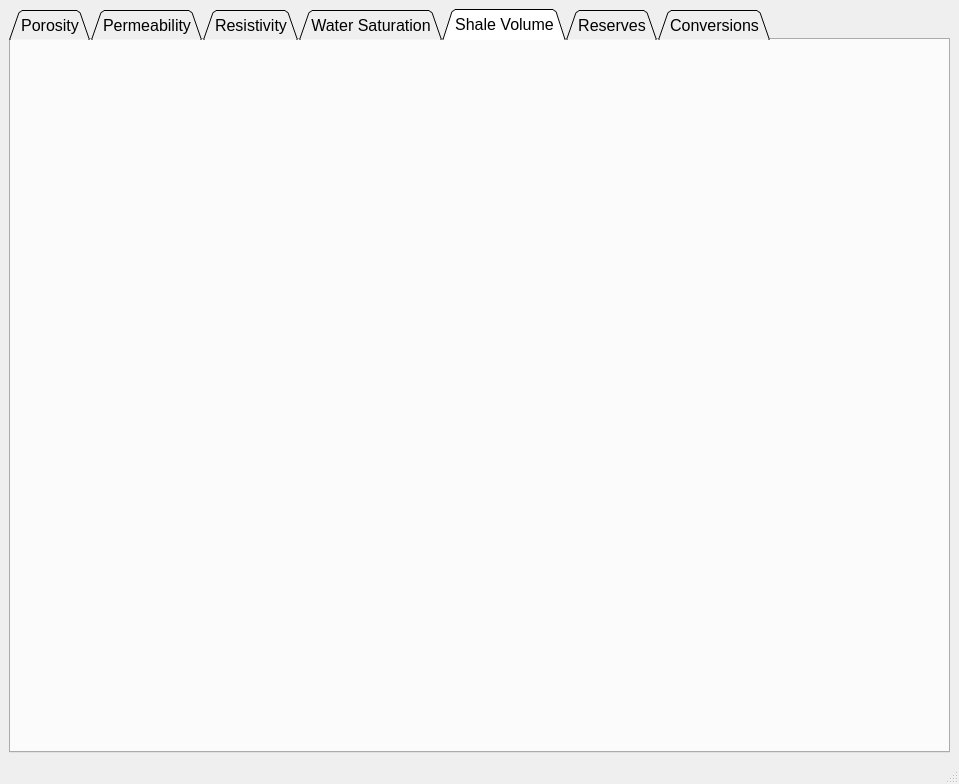
Old version of the form src/interface/mainWindow.ui in the repository albano-a/Petrofizika.
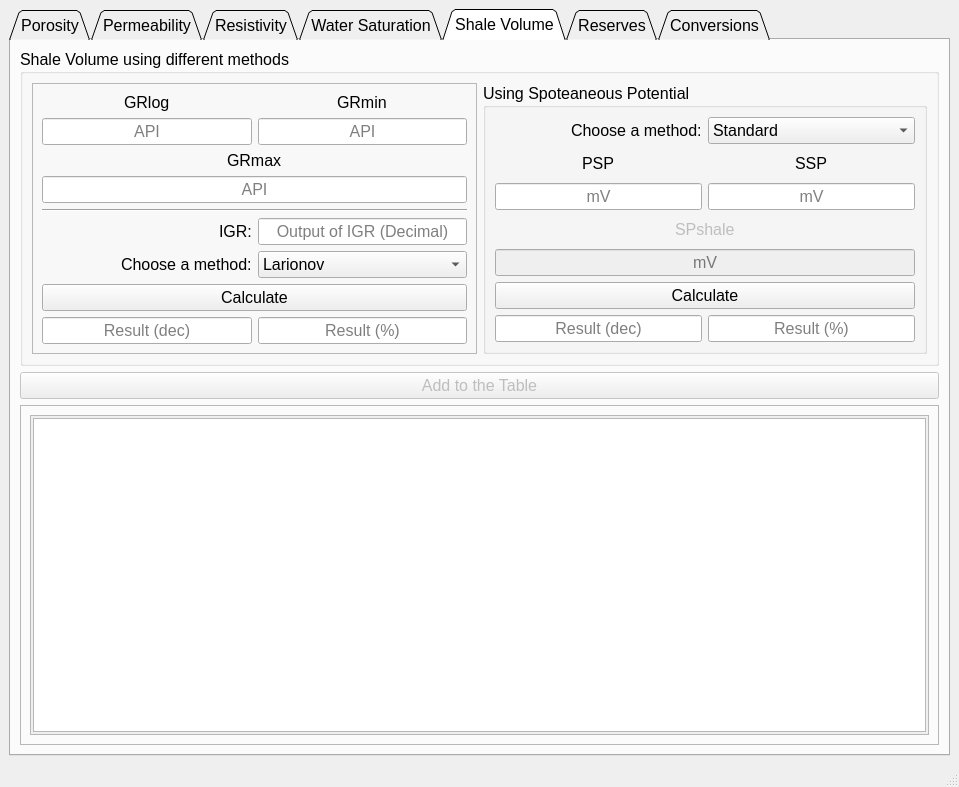
New version of the form. The open tabs and pages were chosen to show the change.

The edit to the form file:
```diff
--- a/src/interface/mainWindow.ui
+++ b/src/interface/mainWindow.ui
@@ -7,7 +7,7 @@
     <x>0</x>
     <y>0</y>
     <width>959</width>
-    <height>784</height>
+    <height>787</height>
    </rect>
   </property>
   <property name="windowTitle">
@@ -749,6 +749,480 @@
        <attribute name="title">
         <string>Shale Volume</string>
        </attribute>
+       <layout class="QVBoxLayout" name="verticalLayout_9">
+        <item>
+         <widget class="QGroupBox" name="groupBox_3">
+          <property name="title">
+           <string>Shale Volume using different methods</string>
+          </property>
+          <layout class="QGridLayout" name="gridLayout_4">
+           <item row="0" column="1">
+            <widget class="QGroupBox" name="groupBox_5">
+             <property name="sizePolicy">
+              <sizepolicy hsizetype="Expanding" vsizetype="Preferred">
+               <horstretch>0</horstretch>
+               <verstretch>0</verstretch>
+              </sizepolicy>
+             </property>
+             <property name="title">
+              <string>Using Spoteaneous Potential</string>
+             </property>
+             <layout class="QVBoxLayout" name="verticalLayout_11">
+              <item>
+               <layout class="QGridLayout" name="gridLayout_13">
+                <item row="0" column="0" alignment="Qt::AlignRight">
+                 <widget class="QLabel" name="label_24">
+                  <property name="text">
+                   <string>Choose a method:</string>
+                  </property>
+                  <property name="buddy">
+                   <cstring>methodSPInput</cstring>
+                  </property>
+                 </widget>
+                </item>
+                <item row="0" column="1">
+                 <widget class="QComboBox" name="methodSPInput">
+                  <item>
+                   <property name="text">
+                    <string>Standard</string>
+                   </property>
+                  </item>
+                  <item>
+                   <property name="text">
+                    <string>Alternative</string>
+                   </property>
+                  </item>
+                 </widget>
+                </item>
+                <item row="1" column="0" alignment="Qt::AlignHCenter">
+                 <widget class="QLabel" name="label_25">
+                  <property name="text">
+                   <string>PSP</string>
+                  </property>
+                  <property name="buddy">
+                   <cstring>PSPInput</cstring>
+                  </property>
+                 </widget>
+                </item>
+                <item row="1" column="1" alignment="Qt::AlignHCenter">
+                 <widget class="QLabel" name="label_26">
+                  <property name="text">
+                   <string>SSP</string>
+                  </property>
+                  <property name="buddy">
+                   <cstring>SSPInput</cstring>
+                  </property>
+                 </widget>
+                </item>
+                <item row="2" column="1">
+                 <widget class="QLineEdit" name="SSPInput">
+                  <property name="alignment">
+                   <set>Qt::AlignCenter</set>
+                  </property>
+                  <property name="placeholderText">
+                   <string>mV</string>
+                  </property>
+                 </widget>
+                </item>
+                <item row="2" column="0">
+                 <widget class="QLineEdit" name="PSPInput">
+                  <property name="alignment">
+                   <set>Qt::AlignCenter</set>
+                  </property>
+                  <property name="placeholderText">
+                   <string>mV</string>
+                  </property>
+                 </widget>
+                </item>
+                <item row="6" column="1">
+                 <widget class="QLineEdit" name="spOutputPerc">
+                  <property name="alignment">
+                   <set>Qt::AlignCenter</set>
+                  </property>
+                  <property name="readOnly">
+                   <bool>true</bool>
+                  </property>
+                  <property name="placeholderText">
+                   <string>Result (%)</string>
+                  </property>
+                 </widget>
+                </item>
+                <item row="6" column="0">
+                 <widget class="QLineEdit" name="spOutputDec">
+                  <property name="alignment">
+                   <set>Qt::AlignCenter</set>
+                  </property>
+                  <property name="readOnly">
+                   <bool>true</bool>
+                  </property>
+                  <property name="placeholderText">
+                   <string>Result (dec)</string>
+                  </property>
+                 </widget>
+                </item>
+                <item row="3" column="0" colspan="2" alignment="Qt::AlignHCenter">
+                 <widget class="QLabel" name="SPshaleLabel">
+                  <property name="enabled">
+                   <bool>false</bool>
+                  </property>
+                  <property name="text">
+                   <string>SPshale</string>
+                  </property>
+                  <property name="buddy">
+                   <cstring>SPshaleInput</cstring>
+                  </property>
+                 </widget>
+                </item>
+                <item row="5" column="0" colspan="2">
+                 <widget class="QPushButton" name="calculateShaleVolumeSP">
+                  <property name="text">
+                   <string>Calculate</string>
+                  </property>
+                 </widget>
+                </item>
+                <item row="4" column="0" colspan="2">
+                 <widget class="QLineEdit" name="SPshaleInput">
+                  <property name="enabled">
+                   <bool>false</bool>
+                  </property>
+                  <property name="font">
+                   <font>
+                    <pointsize>12</pointsize>
+                   </font>
+                  </property>
+                  <property name="styleSheet">
+                   <string notr="true"/>
+                  </property>
+                  <property name="alignment">
+                   <set>Qt::AlignCenter</set>
+                  </property>
+                  <property name="placeholderText">
+                   <string>mV</string>
+                  </property>
+                 </widget>
+                </item>
+               </layout>
+              </item>
+             </layout>
+            </widget>
+           </item>
+           <item row="0" column="0">
+            <widget class="QFrame" name="frame_3">
+             <property name="frameShape">
+              <enum>QFrame::StyledPanel</enum>
+             </property>
+             <property name="frameShadow">
+              <enum>QFrame::Raised</enum>
+             </property>
+             <layout class="QVBoxLayout" name="verticalLayout_10">
+              <item>
+               <layout class="QGridLayout" name="gridLayout_12">
+                <item row="7" column="1">
+                 <widget class="QLineEdit" name="outputIGR">
+                  <property name="font">
+                   <font>
+                    <pointsize>12</pointsize>
+                   </font>
+                  </property>
+                  <property name="alignment">
+                   <set>Qt::AlignCenter</set>
+                  </property>
+                  <property name="placeholderText">
+                   <string>Output of IGR (Decimal)</string>
+                  </property>
+                 </widget>
+                </item>
+                <item row="1" column="0" alignment="Qt::AlignHCenter">
+                 <widget class="QLabel" name="label_13">
+                  <property name="font">
+                   <font>
+                    <pointsize>12</pointsize>
+                   </font>
+                  </property>
+                  <property name="text">
+                   <string>GRlog</string>
+                  </property>
+                  <property name="buddy">
+                   <cstring>GRlogInput</cstring>
+                  </property>
+                 </widget>
+                </item>
+                <item row="8" column="1">
+                 <widget class="QComboBox" name="shaleVolumeMethodInput">
+                  <property name="font">
+                   <font>
+                    <pointsize>12</pointsize>
+                   </font>
+                  </property>
+                  <property name="minimumContentsLength">
+                   <number>0</number>
+                  </property>
+                  <item>
+                   <property name="text">
+                    <string>Larionov</string>
+                   </property>
+                  </item>
+                  <item>
+                   <property name="text">
+                    <string>Larionov - Old Rocks</string>
+                   </property>
+                  </item>
+                  <item>
+                   <property name="text">
+                    <string>Steiber</string>
+                   </property>
+                  </item>
+                  <item>
+                   <property name="text">
+                    <string>Clavier</string>
+                   </property>
+                  </item>
+                 </widget>
+                </item>
+                <item row="8" column="0" alignment="Qt::AlignRight">
+                 <widget class="QLabel" name="label_11">
+                  <property name="font">
+                   <font>
+                    <pointsize>12</pointsize>
+                   </font>
+                  </property>
+                  <property name="text">
+                   <string>Choose a method:</string>
+                  </property>
+                  <property name="buddy">
+                   <cstring>shaleVolumeMethodInput</cstring>
+                  </property>
+                 </widget>
+                </item>
+                <item row="11" column="0" colspan="2">
+                 <widget class="QPushButton" name="calculateShaleVolumeGeneral">
+                  <property name="font">
+                   <font>
+                    <pointsize>12</pointsize>
+                   </font>
+                  </property>
+                  <property name="text">
+                   <string>Calculate</string>
+                  </property>
+                 </widget>
+                </item>
+                <item row="5" column="0" colspan="2">
+                 <widget class="Line" name="line_2">
+                  <property name="orientation">
+                   <enum>Qt::Horizontal</enum>
+                  </property>
+                 </widget>
+                </item>
+                <item row="2" column="0">
+                 <widget class="QLineEdit" name="GRlogInput">
+                  <property name="font">
+                   <font>
+                    <pointsize>12</pointsize>
+                   </font>
+                  </property>
+                  <property name="alignment">
+                   <set>Qt::AlignCenter</set>
+                  </property>
+                  <property name="placeholderText">
+                   <string>API</string>
+                  </property>
+                 </widget>
+                </item>
+                <item row="2" column="1">
+                 <widget class="QLineEdit" name="GRminInput">
+                  <property name="font">
+                   <font>
+                    <pointsize>12</pointsize>
+                   </font>
+                  </property>
+                  <property name="alignment">
+                   <set>Qt::AlignCenter</set>
+                  </property>
+                  <property name="placeholderText">
+                   <string>API</string>
+                  </property>
+                 </widget>
+                </item>
+                <item row="1" column="1" alignment="Qt::AlignHCenter">
+                 <widget class="QLabel" name="label_14">
+                  <property name="font">
+                   <font>
+                    <pointsize>12</pointsize>
+                   </font>
+                  </property>
+                  <property name="text">
+                   <string>GRmin</string>
+                  </property>
+                  <property name="margin">
+                   <number>0</number>
+                  </property>
+                  <property name="indent">
+                   <number>-1</number>
+                  </property>
+                  <property name="buddy">
+                   <cstring>GRminInput</cstring>
+                  </property>
+                 </widget>
+                </item>
+                <item row="3" column="0" colspan="2" alignment="Qt::AlignHCenter">
+                 <widget class="QLabel" name="label_22">
+                  <property name="font">
+                   <font>
+                    <pointsize>12</pointsize>
+                   </font>
+                  </property>
+                  <property name="text">
+                   <string>GRmax</string>
+                  </property>
+                  <property name="buddy">
+                   <cstring>GRmaxInput</cstring>
+                  </property>
+                 </widget>
+                </item>
+                <item row="12" column="0">
+                 <widget class="QLineEdit" name="shaleVolumeOutputDec">
+                  <property name="font">
+                   <font>
+                    <pointsize>12</pointsize>
+                   </font>
+                  </property>
+                  <property name="alignment">
+                   <set>Qt::AlignCenter</set>
+                  </property>
+                  <property name="readOnly">
+                   <bool>true</bool>
+                  </property>
+                  <property name="placeholderText">
+                   <string>Result (dec)</string>
+                  </property>
+                 </widget>
+                </item>
+                <item row="12" column="1">
+                 <widget class="QLineEdit" name="shaleVolumeOutputPerc">
+                  <property name="font">
+                   <font>
+                    <pointsize>12</pointsize>
+                   </font>
+                  </property>
+                  <property name="alignment">
+                   <set>Qt::AlignCenter</set>
+                  </property>
+                  <property name="readOnly">
+                   <bool>true</bool>
+                  </property>
+                  <property name="placeholderText">
+                   <string>Result (%)</string>
+                  </property>
+                 </widget>
+                </item>
+                <item row="4" column="0" colspan="2">
+                 <widget class="QLineEdit" name="GRmaxInput">
+                  <property name="font">
+                   <font>
+                    <pointsize>12</pointsize>
+                   </font>
+                  </property>
+                  <property name="alignment">
+                   <set>Qt::AlignCenter</set>
+                  </property>
+                  <property name="placeholderText">
+                   <string>API</string>
+                  </property>
+                 </widget>
+                </item>
+                <item row="7" column="0" alignment="Qt::AlignRight">
+                 <widget class="QLabel" name="label_23">
+                  <property name="font">
+                   <font>
+                    <pointsize>12</pointsize>
+                   </font>
+                  </property>
+                  <property name="text">
+                   <string>IGR:</string>
+                  </property>
+                  <property name="buddy">
+                   <cstring>outputIGR</cstring>
+                  </property>
+                 </widget>
+                </item>
+               </layout>
+              </item>
+             </layout>
+            </widget>
+           </item>
+          </layout>
+         </widget>
+        </item>
+        <item>
+         <widget class="QPushButton" name="pushButton_2">
+          <property name="enabled">
+           <bool>false</bool>
+          </property>
+          <property name="text">
+           <string>Add to the Table</string>
+          </property>
+         </widget>
+        </item>
+        <item>
+         <widget class="QFrame" name="frame_4">
+          <property name="sizePolicy">
+           <sizepolicy hsizetype="Expanding" vsizetype="Preferred">
+            <horstretch>0</horstretch>
+            <verstretch>0</verstretch>
+           </sizepolicy>
+          </property>
+          <property name="frameShape">
+           <enum>QFrame::StyledPanel</enum>
+          </property>
+          <property name="frameShadow">
+           <enum>QFrame::Raised</enum>
+          </property>
+          <layout class="QVBoxLayout" name="verticalLayout_12">
+           <item>
+            <widget class="QScrollArea" name="scrollArea_2">
+             <property name="widgetResizable">
+              <bool>true</bool>
+             </property>
+             <widget class="QWidget" name="scrollAreaWidgetContents_3">
+              <property name="geometry">
+               <rect>
+                <x>0</x>
+                <y>0</y>
+                <width>895</width>
+                <height>321</height>
+               </rect>
+              </property>
+              <layout class="QHBoxLayout" name="horizontalLayout_4">
+               <property name="spacing">
+                <number>6</number>
+               </property>
+               <property name="leftMargin">
+                <number>2</number>
+               </property>
+               <property name="topMargin">
+                <number>2</number>
+               </property>
+               <property name="rightMargin">
+                <number>2</number>
+               </property>
+               <property name="bottomMargin">
+                <number>2</number>
+               </property>
+               <item>
+                <widget class="QTableView" name="tableView">
+                 <property name="enabled">
+                  <bool>true</bool>
+                 </property>
+                </widget>
+               </item>
+              </layout>
+             </widget>
+            </widget>
+           </item>
+          </layout>
+         </widget>
+        </item>
+       </layout>
       </widget>
       <widget class="QWidget" name="tab_6">
        <attribute name="title">
```
Left out of the diff: 67 changed lines with no effect on the pictures.
